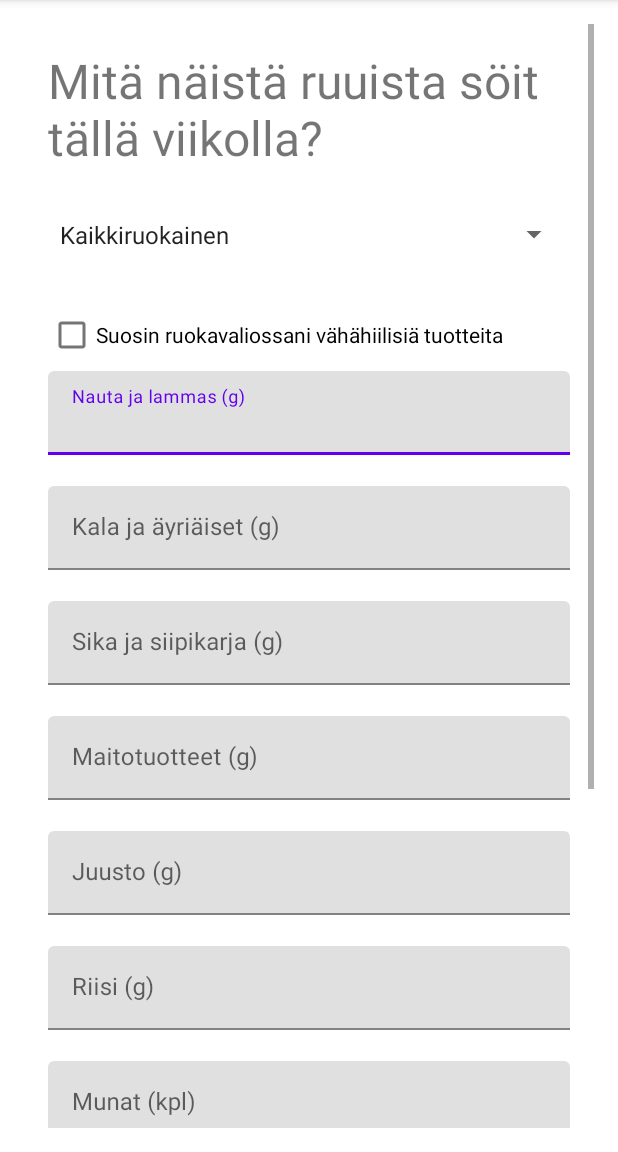
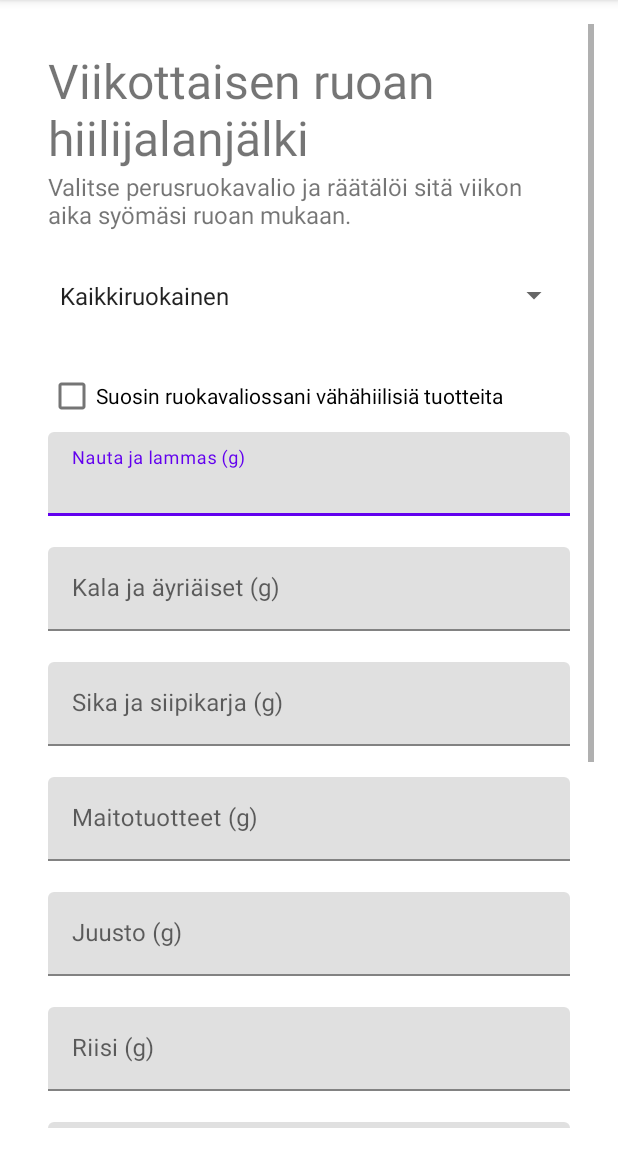
Before and after one commit to akseliekseli/EpicCO2App, an Android app: the FoodFragment screen opened directly, with no data from a screen before it, on a phone screen of 412 x 824 dp, the part 84-1236 px from its top. Run offline under Robolectric (Android 15) with nearby library versions, the phone set to English and light mode, and no system bars; our stand-ins replace Firebase (no records; nobody signed in at launch, a user with empty details on screens opened directly), Volley.

Commit message:
Improved directions in fragment_food.xml

```diff
--- a/app/src/main/res/layout/fragment_food.xml
+++ b/app/src/main/res/layout/fragment_food.xml
@@ -16,8 +16,14 @@
         <TextView
             android:layout_width="match_parent"
             android:layout_height="wrap_content"
-            android:text="Mitä näistä ruuista söit tällä viikolla?"
+            android:text="Viikottaisen ruoan hiilijalanjälki"
             android:textSize="32dp"/>
+
+        <TextView
+            android:layout_width="match_parent"
+            android:layout_height="wrap_content"
+            android:text="Valitse perusruokavalio ja räätälöi sitä viikon aika syömäsi ruoan mukaan."
+            android:textSize="16dp"/>
 
         <Spinner
             android:id="@+id/spinner1"
```
